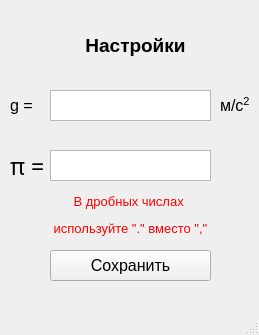
weplok/Surface-tension-app, file ui/settings.ui: the form before one commit.
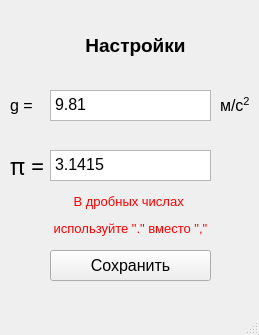
The form after the commit.

What changed in the file:
```diff
--- a/ui/settings.ui
+++ b/ui/settings.ui
@@ -65,7 +65,7 @@
 &lt;html&gt;&lt;head&gt;&lt;meta name=&quot;qrichtext&quot; content=&quot;1&quot; /&gt;&lt;style type=&quot;text/css&quot;&gt;
 p, li { white-space: pre-wrap; }
 &lt;/style&gt;&lt;/head&gt;&lt;body style=&quot; font-family:'MS Shell Dlg 2'; font-size:12pt; font-weight:400; font-style:normal;&quot;&gt;
-&lt;p style=&quot;-qt-paragraph-type:empty; margin-top:0px; margin-bottom:0px; margin-left:0px; margin-right:0px; -qt-block-indent:0; text-indent:0px; font-size:8.25pt;&quot;&gt;&lt;br /&gt;&lt;/p&gt;&lt;/body&gt;&lt;/html&gt;</string>
+&lt;p style=&quot; margin-top:0px; margin-bottom:0px; margin-left:0px; margin-right:0px; -qt-block-indent:0; text-indent:0px;&quot;&gt;9.81&lt;/p&gt;&lt;/body&gt;&lt;/html&gt;</string>
     </property>
    </widget>
    <widget class="QTextEdit" name="pi_var">
@@ -87,7 +87,7 @@
 &lt;html&gt;&lt;head&gt;&lt;meta name=&quot;qrichtext&quot; content=&quot;1&quot; /&gt;&lt;style type=&quot;text/css&quot;&gt;
 p, li { white-space: pre-wrap; }
 &lt;/style&gt;&lt;/head&gt;&lt;body style=&quot; font-family:'MS Shell Dlg 2'; font-size:12pt; font-weight:400; font-style:normal;&quot;&gt;
-&lt;p style=&quot;-qt-paragraph-type:empty; margin-top:0px; margin-bottom:0px; margin-left:0px; margin-right:0px; -qt-block-indent:0; text-indent:0px; font-size:8.25pt;&quot;&gt;&lt;br /&gt;&lt;/p&gt;&lt;/body&gt;&lt;/html&gt;</string>
+&lt;p style=&quot; margin-top:0px; margin-bottom:0px; margin-left:0px; margin-right:0px; -qt-block-indent:0; text-indent:0px;&quot;&gt;3.1415&lt;/p&gt;&lt;/body&gt;&lt;/html&gt;</string>
     </property>
    </widget>
    <widget class="QLabel" name="label_2">
```
